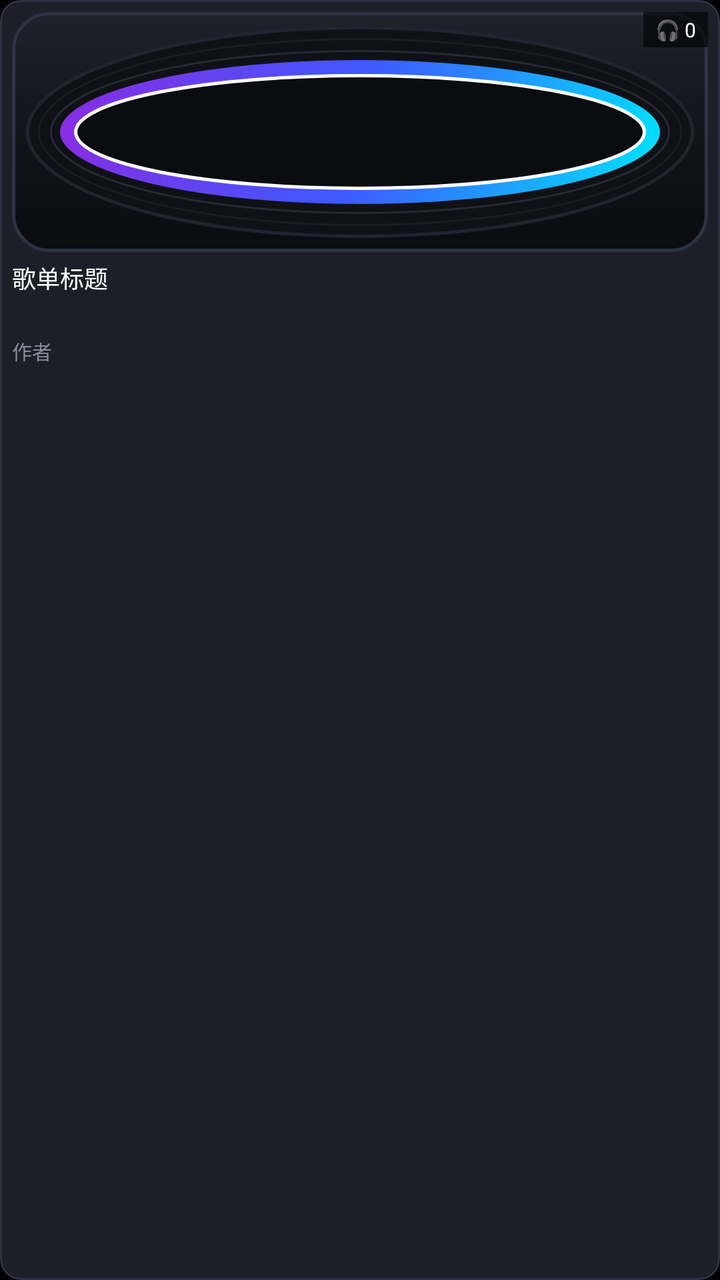
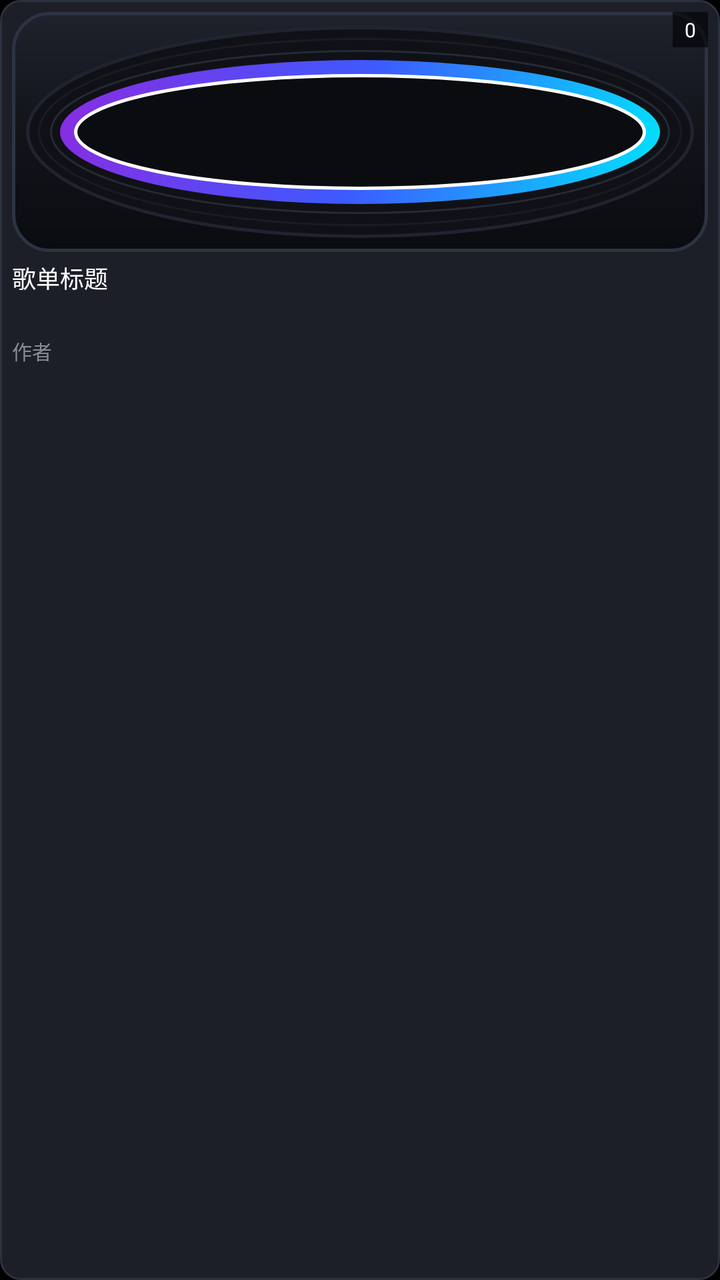

An Android layout rendered at two revisions. The XML below is the earlier revision; the diff shows what the commit changed to produce the second picture.
<!-- AndroidManifest.xml: application theme android:Theme.Holo.NoActionBar -->
<!-- res/layout/item_plaza_grid.xml -->
<?xml version="1.0" encoding="utf-8"?>
<LinearLayout xmlns:android="http://schemas.android.com/apk/res/android"
    android:layout_width="match_parent"
    android:layout_height="wrap_content"
    android:orientation="vertical"
    android:background="@drawable/bg_card"
    android:padding="6dp"
    android:layout_margin="4dp"
    android:gravity="center_horizontal">

    <FrameLayout
        android:layout_width="match_parent"
        android:layout_height="120dp">
        
        <ImageView
            android:id="@+id/iv_grid_cover"
            android:layout_width="match_parent"
            android:layout_height="match_parent"
            android:scaleType="centerCrop"
            android:src="@drawable/ic_launcher" />

        
        <TextView
            android:id="@+id/tv_grid_playcount"
            android:layout_width="wrap_content"
            android:layout_height="wrap_content"
            android:layout_gravity="top|right"
            android:background="#99000000"
            android:textColor="#ffffff"
            android:textSize="10sp"
            android:paddingLeft="6dp"
            android:paddingRight="6dp"
            android:paddingTop="2dp"
            android:paddingBottom="2dp"
            android:text="🎧 0" />
    </FrameLayout>

    
    <TextView
        android:id="@+id/tv_grid_title"
        android:layout_width="match_parent"
        android:layout_height="36dp"
        android:layout_marginTop="4dp"
        android:textColor="#ffffff"
        android:textSize="12sp"
        android:maxLines="2"
        android:ellipsize="end"
        android:text="歌单标题" />

    
    <TextView
        android:id="@+id/tv_grid_author"
        android:layout_width="match_parent"
        android:layout_height="wrap_content"
        android:layout_marginTop="2dp"
        android:textColor="#888c99"
        android:textSize="10sp"
        android:singleLine="true"
        android:text="作者" />

</LinearLayout>
<!-- resources referenced by this layout -->
<resources>
  <!-- drawable bg_card (drawable) -->
  <?xml version="1.0" encoding="utf-8"?>
  <shape xmlns:android="http://schemas.android.com/apk/res/android">
      <solid android:color="#1c1f28" />
      <corners android:radius="10dp" />
      <stroke android:width="1dp" android:color="#2c3140" />
  </shape>
  <!-- drawable ic_launcher: vector/xml drawable (drawable, 2128 chars, omitted) -->
</resources>

<!-- the commit's change to res/layout/item_plaza_grid.xml (unified diff, before → after) -->
@@ -11,7 +11,6 @@
     <FrameLayout
         android:layout_width="match_parent"
         android:layout_height="120dp">
-        
         <ImageView
             android:id="@+id/iv_grid_cover"
             android:layout_width="match_parent"
@@ -19,7 +18,6 @@
             android:scaleType="centerCrop"
             android:src="@drawable/ic_launcher" />
 
-        
         <TextView
             android:id="@+id/tv_grid_playcount"
             android:layout_width="wrap_content"
@@ -32,10 +30,9 @@
             android:paddingRight="6dp"
             android:paddingTop="2dp"
             android:paddingBottom="2dp"
-            android:text="🎧 0" />
+            android:text="0" />
     </FrameLayout>
 
-    
     <TextView
         android:id="@+id/tv_grid_title"
         android:layout_width="match_parent"
@@ -47,7 +44,6 @@
         android:ellipsize="end"
         android:text="歌单标题" />
 
-    
     <TextView
         android:id="@+id/tv_grid_author"
         android:layout_width="match_parent"
